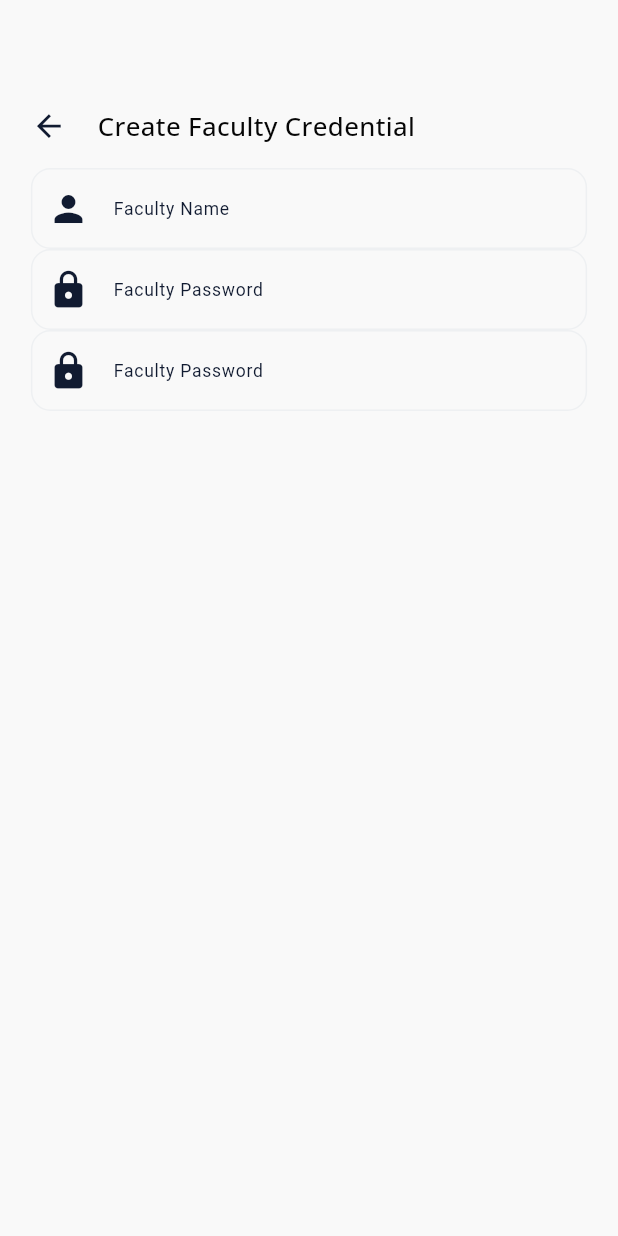
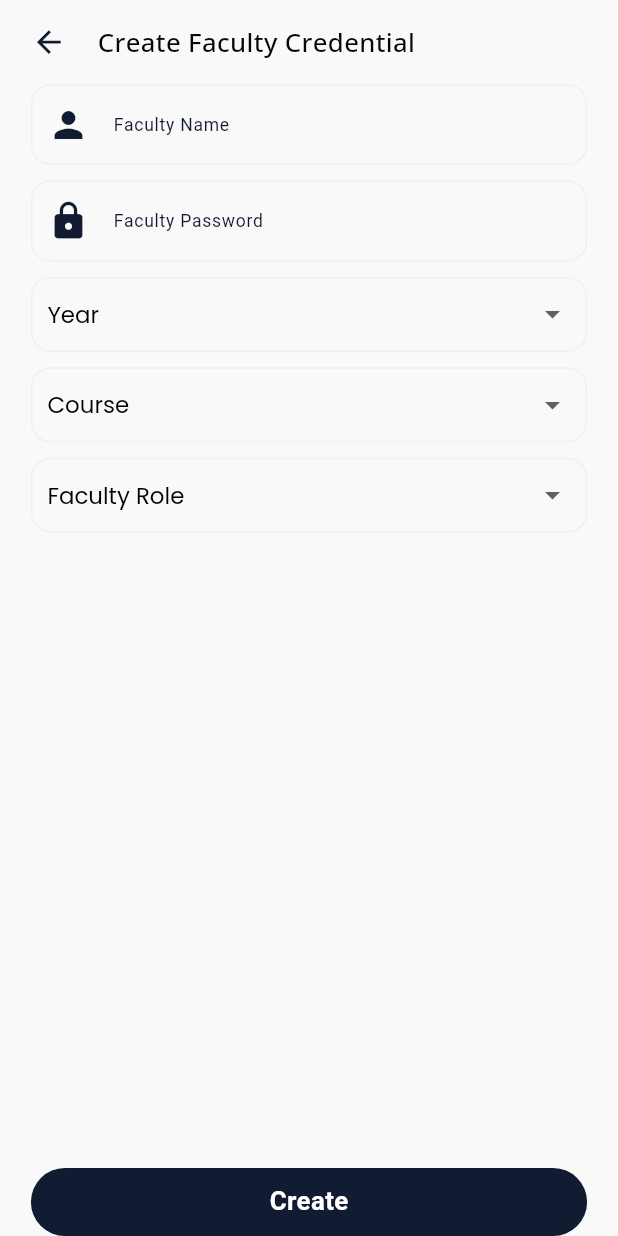
Before and after one commit to impossibleshadowstorm/uicn_admin, a Flutter app: the CreateFacultyScreen screen opened directly, on a phone screen of 412 x 824 dp. Run offline on Flutter 3.47's test engine with Material 2 defaults, Android fonts, the phone set to English and light mode, and no system bars; our stand-ins replace cloud_firestore, curved_navigation_bar, dio, file_picker, firebase_core, firebase_storage and 4 more; missing offline and left inert: bcrypt, miladtech_flutter_icons, sliding_up_panel2; accounts and stored records are empty.

Commit message:
changes to roll out version 1

```diff
--- a/lib/common/widgets/custom_dropdown.dart
+++ b/lib/common/widgets/custom_dropdown.dart
@@ -24,7 +24,12 @@ class CustomDropdown extends StatefulWidget {
 class CustomDropdownState extends State<CustomDropdown> {
   @override
   Widget build(BuildContext context) {
-    return DropdownButton<String>(
+    return Theme(
+      data: ThemeData(
+        highlightColor: Colors.transparent,
+        splashColor: Colors.transparent,
+      ),
+      child: DropdownButton<String>(
         value: widget.selectedValue,
         underline: const SizedBox(),
         hint: Text(
@@ -50,6 +55,7 @@ class CustomDropdownState extends State<CustomDropdown> {
           widget.onChanged(newValue!);
           // });
         },
+      ),
     );
   }
 }
--- /dev/null
+++ b/lib/controllers/dashboard_controller/dashboard_controller.dart
@@ -0,0 +1,10 @@
+import 'package:get/get.dart';
+
+class DashboardController extends GetxController {
+  // Faculty Creation
+  var facultyYear = "".obs;
+  var facultyCourse = "".obs;
+  var facultyPosition = "".obs;
+
+  createFaculty() async {}
+}
--- a/lib/main.dart
+++ b/lib/main.dart
@@ -1,3 +1,4 @@
+import 'package:uicn_admin/controllers/dashboard_controller/dashboard_controller.dart';
 import 'package:uicn_admin/controllers/main_animation_controller.dart';
 import 'package:uicn_admin/controllers/main_application_controller.dart';
 import 'package:uicn_admin/views/auth/login_screen.dart';
@@ -7,7 +8,7 @@ import 'package:responsive_sizer/responsive_sizer.dart';
 import 'package:get/get.dart';
 import 'package:uicn_admin/services/global.dart';
 
-void main() async{
+void main() async {
   await Global.init();
   runApp(MyApp());
 }
@@ -15,13 +16,16 @@ void main() async{
 class MyApp extends StatelessWidget {
   MyApp({super.key});
 
-  MainAnimationController mainAnimationController = Get.put(MainAnimationController());
-  MainApplicationController mainApplicationController = Get.put(MainApplicationController());
+  MainAnimationController mainAnimationController =
+      Get.put(MainAnimationController());
+  MainApplicationController mainApplicationController =
+      Get.put(MainApplicationController());
+  DashboardController dashboardController = Get.put(DashboardController());
 
   // This widget is the root of your application.
   @override
   Widget build(BuildContext context) {
-    return ResponsiveSizer(builder: (context, orientation, type){
+    return ResponsiveSizer(builder: (context, orientation, type) {
       return GetMaterialApp(
         title: 'UIC Notifier Admin',
         debugShowCheckedModeBanner: false,
--- a/lib/views/dashboard/dashboard/faculty_list/create_faculty_screen.dart
+++ b/lib/views/dashboard/dashboard/faculty_list/create_faculty_screen.dart
@@ -1,7 +1,10 @@
 import 'package:flutter/material.dart';
 import 'package:google_fonts/google_fonts.dart';
 import 'package:responsive_sizer/responsive_sizer.dart';
+import 'package:uicn_admin/common/widgets/common_button.dart';
 import 'package:uicn_admin/common/widgets/common_input_field.dart';
+import 'package:uicn_admin/common/widgets/custom_dropdown.dart';
+import 'package:uicn_admin/controllers/dashboard_controller/dashboard_controller.dart';
 import 'package:uicn_admin/utils/constants.dart';
 import 'package:get/get.dart';
 
@@ -13,27 +16,41 @@ class CreateFacultyScreen extends StatefulWidget {
 }
 
 class _CreateFacultyScreenState extends State<CreateFacultyScreen> {
+  final DashboardController _dashboardController = Get.find();
+
   TextEditingController facultyNameController = TextEditingController();
   TextEditingController facultyPassController = TextEditingController();
+
+  @override
+  void dispose() {
+    // TODO: implement dispose
+    facultyNameController.dispose();
+    facultyPassController.dispose();
+    _dashboardController.facultyPosition.value = "";
+    _dashboardController.facultyCourse.value = "";
+    _dashboardController.facultyYear.value = "";
+    super.dispose();
+  }
 
   @override
   Widget build(BuildContext context) {
     return Scaffold(
       backgroundColor: Constants.lightBackgroundColor,
-      body: Container(
+      body: SafeArea(
+        child: Container(
           height: 100.h,
           width: 100.w,
           padding: EdgeInsets.symmetric(horizontal: 5.w),
           child: Column(
             children: [
-            SizedBox(height: AppBar().preferredSize.height),
               SizedBox(
                 height: AppBar().preferredSize.height,
                 width: 100.w,
                 child: Row(
                   children: [
                     InkWell(
-                    overlayColor: MaterialStateProperty.all(Colors.transparent),
+                      overlayColor:
+                          MaterialStateProperty.all(Colors.transparent),
                       onTap: () {
                         Get.back();
                       },
@@ -60,19 +77,112 @@ class _CreateFacultyScreenState extends State<CreateFacultyScreen> {
               Expanded(
                 child: SingleChildScrollView(
                   physics: const BouncingScrollPhysics(),
-                child: Column(
+                  child: Obx(() {
+                    return Column(
                       children: [
                         CommonInputField.textInputField(facultyNameController,
                             "Faculty Name", () {}, Icons.person),
+                        SizedBox(height: 2.5.w),
                         CommonInputField.textInputField(facultyPassController,
                             "Faculty Password", () {}, Icons.lock),
-                    CommonInputField.textInputField(facultyPassController,
-                        "Faculty Password", () {}, Icons.lock),
+                        SizedBox(height: 2.5.w),
+                        Container(
+                          width: 90.w,
+                          height: 50,
+                          padding: const EdgeInsets.symmetric(
+                              horizontal: 10, vertical: 2),
+                          decoration: BoxDecoration(
+                            borderRadius: BorderRadius.circular(13),
+                            border: Border.all(
+                                color: Constants.lightGreyBorderColor),
+                          ),
+                          child: Center(
+                            child: CustomDropdown(
+                                items: [
+                                  "${DateTime.now().year - 1}",
+                                  "${DateTime.now().year}",
+                                  "${DateTime.now().year + 1}"
                                 ],
+                                selectedValue:
+                                    _dashboardController.facultyYear.value == ""
+                                        ? null
+                                        : _dashboardController
+                                            .facultyYear.value,
+                                hintText: "Year",
+                                onChanged: (value) {
+                                  _dashboardController.facultyYear.value =
+                                      value;
+                                }),
                           ),
+                        ),
+                        SizedBox(height: 2.5.w),
+                        Container(
+                          width: 90.w,
+                          height: 50,
+                          padding: const EdgeInsets.symmetric(
+                              horizontal: 10, vertical: 2),
+                          decoration: BoxDecoration(
+                            borderRadius: BorderRadius.circular(13),
+                            border: Border.all(
+                                color: Constants.lightGreyBorderColor),
+                          ),
+                          child: Center(
+                            child: CustomDropdown(
+                                items: Constants.courseList.values.toList(),
+                                selectedValue: _dashboardController
+                                            .facultyCourse.value ==
+                                        ""
+                                    ? null
+                                    : _dashboardController.facultyCourse.value,
+                                hintText: "Course",
+                                onChanged: (value) {
+                                  _dashboardController.facultyCourse.value =
+                                      value;
+                                }),
+                          ),
+                        ),
+                        SizedBox(height: 2.5.w),
+                        Container(
+                          width: 90.w,
+                          height: 50,
+                          padding: const EdgeInsets.symmetric(
+                              horizontal: 10, vertical: 2),
+                          decoration: BoxDecoration(
+                            borderRadius: BorderRadius.circular(13),
+                            border: Border.all(
+                                color: Constants.lightGreyBorderColor),
+                          ),
+                          child: Center(
+                            child: CustomDropdown(
+                                items: const [
+                                  Constants.coordinator,
+                                  Constants.hod
+                                ],
+                                selectedValue: _dashboardController
+                                            .facultyPosition.value ==
+                                        ""
+                                    ? null
+                                    : _dashboardController
+                                        .facultyPosition.value,
+                                hintText: "Faculty Role",
+                                onChanged: (value) {
+                                  _dashboardController.facultyPosition.value =
+                                      value;
+                                }),
                           ),
                         ),
                       ],
+                    );
+                  }),
+                ),
+              ),
+              InkWell(
+                overlayColor: MaterialStateProperty.all(Colors.transparent),
+                onTap: () {},
+                child: CommonButton.primaryFilledButton(null, null, "Create"),
+              ),
+            ],
+          ),
         ),
       ),
     );
```
Also changed, not shown: 55 other files. Lines whose indentation alone changed are shown as unchanged.
